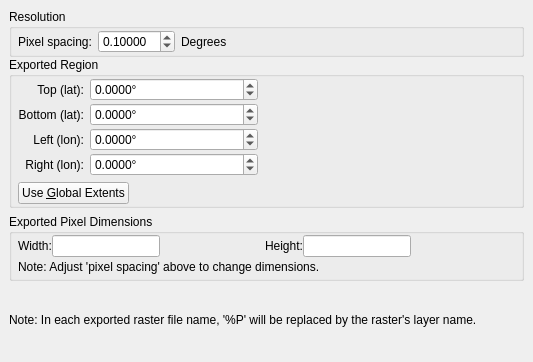
Qt form src/qt-widgets/ExportRasterOptionsWidgetUi.ui (GPlates/GPlates) before a commit.
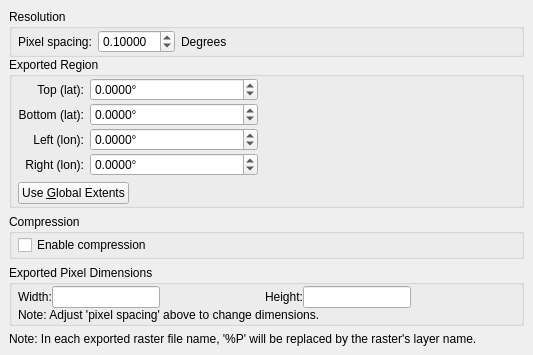
The same form after that commit. Icons and pictures are not drawn.

Commit message: (trunk) Add compression option to raster export GUI.

The edit to the form file:
```diff
--- a/src/qt-widgets/ExportRasterOptionsWidgetUi.ui
+++ b/src/qt-widgets/ExportRasterOptionsWidgetUi.ui
@@ -7,7 +7,7 @@
     <x>0</x>
     <y>0</y>
     <width>533</width>
-    <height>362</height>
+    <height>331</height>
    </rect>
   </property>
   <property name="windowTitle">
@@ -347,6 +347,37 @@
      </layout>
     </widget>
    </item>
+   <item>
+    <widget class="QGroupBox" name="compression_group_box">
+     <property name="title">
+      <string>Compression</string>
+     </property>
+     <layout class="QVBoxLayout" name="verticalLayout_5">
+      <property name="spacing">
+       <number>0</number>
+      </property>
+      <property name="leftMargin">
+       <number>6</number>
+      </property>
+      <property name="topMargin">
+       <number>1</number>
+      </property>
+      <property name="rightMargin">
+       <number>6</number>
+      </property>
+      <property name="bottomMargin">
+       <number>1</number>
+      </property>
+      <item>
+       <widget class="QCheckBox" name="enable_compression_checkbox">
+        <property name="text">
+         <string>Enable compression</string>
+        </property>
+       </widget>
+      </item>
+     </layout>
+    </widget>
+   </item>
    <item>
     <widget class="QGroupBox" name="dimensions_group_box">
      <property name="title">
```
The commit also changes 2 other files.
